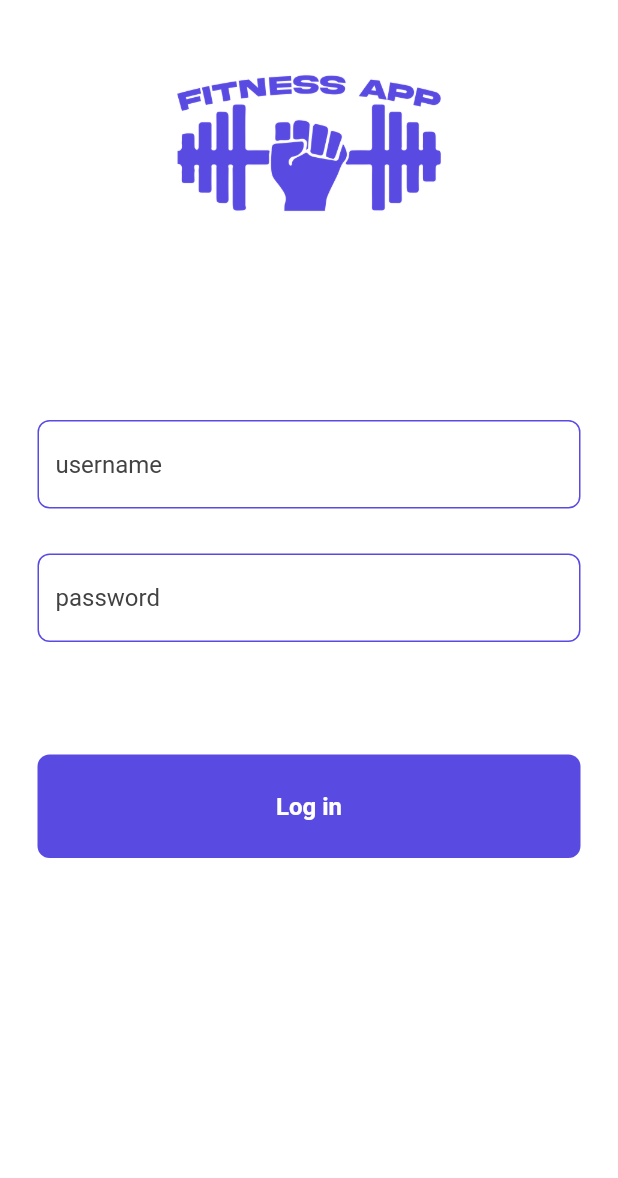
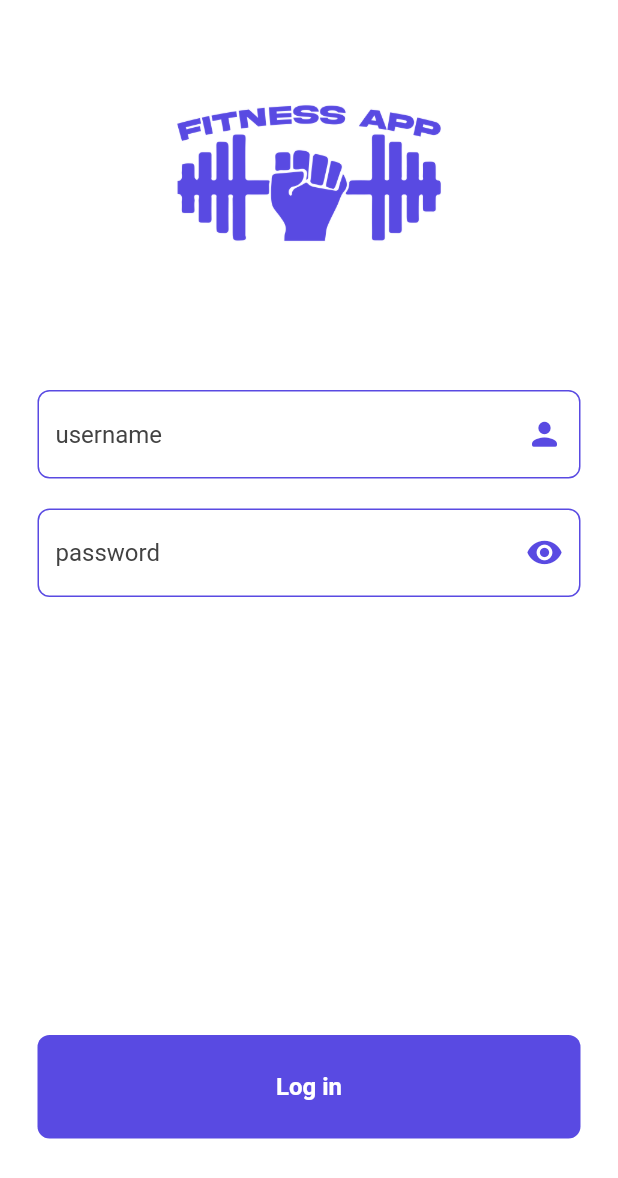
Before and after one commit to rakosalam/gymapp, a Flutter app: the LoginPage screen opened directly, on a phone screen of 412 x 824 dp. Shown: the top 1178 px of the screen. Run offline on Flutter 3.47's test engine with Material 2 defaults, Android fonts, the light colour scheme and no system bars; our stand-ins replace awesome_snackbar_content, barcode_widget, dio, get, google_nav_bar, image_picker and 1 more; accounts and stored records are empty; network calls fail.

Commit message:
updated some stuff

```diff
--- a/lib/Config/dataconverter.dart
+++ b/lib/Config/dataconverter.dart
@@ -6,4 +6,5 @@ DateTime? strToDate(String date, DateFormat format) {
   } catch (e) {
     return null;
   }
+  return null;
 }
--- a/lib/Pages/loginPage.dart
+++ b/lib/Pages/loginPage.dart
@@ -1,8 +1,7 @@
 import 'dart:convert';
-import 'package:go_router/go_router.dart';
+import 'dart:math';
 import 'package:gymapp/Pages/main_page.dart';
 import 'package:gymapp/models/ResultModel.dart';
-import 'package:flutter/cupertino.dart';
 import 'package:flutter/material.dart';
 import 'package:gymapp/Config/Colorcfg.dart';
 import 'package:provider/provider.dart';
@@ -12,7 +11,7 @@ import '../component/textfield.dart';
 import '../provider/provider.dart';
 
 class LoginPage extends StatefulWidget {
-  LoginPage({super.key});
+  const LoginPage({super.key});
 
   @override
   State<LoginPage> createState() => _LoginPageState();
@@ -27,6 +26,7 @@ class _LoginPageState extends State<LoginPage> {
   ResultModel? result;
   late final SnackBar _snack = MySnackBars.getFailureSnackBar(result!.message!);
 
+  @override
   void initState() {
     super.initState();
     _provider = Provider.of<DataProvider>(context, listen: false);
@@ -36,18 +36,20 @@ class _LoginPageState extends State<LoginPage> {
     String uname = usernamecontroller.text;
     String password = passwordcontroller.text;
     var res = await _provider.login(uname, password);
+    // ignore: avoid_print
     print(res.data);
     if (res.statusCode == 200) {
       result = ResultModel.fromJson(jsonDecode(res.data));
 
-      print(result!.result);
       if (result!.result! == 1) {
+        // ignore: use_build_context_synchronously
         Navigator.push(context, MaterialPageRoute(builder: (context) {
           return MainPage(id: result!.id!);
         }));
       }
     } else {
-      print(res.statusCode.toString() + 'lol nigger');
+      // ignore: avoid_print
+      print(res.statusCode.toString());
     }
   }
 
@@ -61,51 +63,59 @@ class _LoginPageState extends State<LoginPage> {
         backgroundColor: white,
         body: SafeArea(
           child: SingleChildScrollView(
-            physics: BouncingScrollPhysics(),
+            physics: const BouncingScrollPhysics(),
             child: SizedBox(
+              height: MediaQuery.of(context).size.height,
               child: Column(
                 mainAxisAlignment: MainAxisAlignment.center,
                 children: [
-                  SizedBox(
-                    height: 30,
+                  const SizedBox(
+                    height: 50,
                   ),
 
                   ///logo
-                  Container(
+                  const SizedBox(
                     height: 150,
-                      child: Image(image: AssetImage('assets/logo.png'))),
-
-                  //
-
-                  SizedBox(
-                    height: 100,
-                  ),
-                  Padding(
-                    padding: const EdgeInsets.symmetric(horizontal: 25.0),
-                    child:
-                        TextFieldWidget(usernamecontroller, false, 'username'),
+                    child: Image(image: AssetImage('assets/logo.png')),
                   ),
 
-                  SizedBox(
-                    height: 30,
+                  Padding(
+                    padding: const EdgeInsets.only(
+                        top: 60, left: 25, right: 25, bottom: 10),
+                    child: TextFieldWidget(context,
+                        controller: usernamecontroller,
+                        ispassword: false,
+                        hint: 'username',
+                        icon: Icons.person_rounded),
                   ),
+
                   Padding(
-                      padding: const EdgeInsets.symmetric(horizontal: 25.0),
-                      child: TextFieldWidget(
-                          passwordcontroller, true, 'password')),
-
-                  SizedBox(
-                    height: 50,
+                    padding: const EdgeInsets.symmetric(
+                      horizontal: 25.0,
+                      vertical: 10.0,
                     ),
-                  GestureDetector(
+                    child: TextFieldWidget(context,
+                        controller: passwordcontroller,
+                        ispassword: true,
+                        hint: 'password'),
+                  ),
+                  const Spacer(),
+                  Container(
+                    margin: const EdgeInsets.only(bottom: 40),
+                    child: Align(
+                      alignment: Alignment.bottomCenter,
+                      child: GestureDetector(
                         onTap: () async {
                           await loginfunc();
                           if (result!.result == 0) {
+                            // ignore: use_build_context_synchronously
                             ScaffoldMessenger.of(context).showSnackBar(_snack);
                           }
                         },
                         child: container_button('Log in', primery, white),
-                  )
+                      ),
+                    ),
+                  ),
 
                   ///
                   /// button
--- a/lib/Pages/main_page.dart
+++ b/lib/Pages/main_page.dart
@@ -184,6 +184,7 @@ class _MainPageState extends State<MainPage> {
     );
   }
 
+  // ignore: non_constant_identifier_names
   Column HomePage(BuildContext context) {
     return Column(
       children: [
@@ -217,7 +218,7 @@ class _MainPageState extends State<MainPage> {
                   child: Text(
                     result == null
                         ? "name"
-                        : result!.cusFname! + ' ' + result!.cusLname!,
+                        : '${result!.cusFname!} ${result!.cusLname!}',
                     style: TextStyle(
                         color: Dark, fontSize: 18, fontWeight: FontWeight.bold),
                   ),
--- a/lib/component/textfield.dart
+++ b/lib/component/textfield.dart
@@ -1,14 +1,40 @@
 import 'package:flutter/material.dart';
-
+import 'package:gymapp/provider/Uiprovider.dart';
+import 'package:provider/provider.dart';
 import '../Config/Colorcfg.dart';
 
-Widget TextFieldWidget(
-    TextEditingController controller, bool ispassowrd, String hint) {
+Widget TextFieldWidget(BuildContext context,
+    {TextEditingController? controller,
+    bool ispassword = false,
+    String? hint,
+    IconData icon = Icons.abc}) {
+  late final uiprovider = Provider.of<Uiprovider>(context, listen: false);
+
+  GestureDetector gesture(bool b, IconData icon) => GestureDetector(
+        onTap: () {
+          uiprovider.setshowpassword(!b);
+        },
+        child: Icon(
+          icon,
+          color: primery,
+          size: 25,
+        ),
+      );
+
+  return Selector<Uiprovider, bool>(
+    selector: (context, uiprovider) =>
+        ispassword ? uiprovider.showpassword : false,
+    builder: (context, showpassword, child) {
       return TextField(
         controller: controller,
-    obscureText: ispassowrd,
+        obscureText: showpassword,
         decoration: InputDecoration(
           hintText: hint,
+          suffixIcon: ispassword
+              ? showpassword
+                  ? gesture(showpassword, Icons.visibility_rounded)
+                  : gesture(showpassword, Icons.visibility_off_rounded)
+              : gesture(false, icon),
           hintStyle: TextStyle(color: Dark),
           enabledBorder: OutlineInputBorder(
             borderRadius: BorderRadius.circular(8),
@@ -20,4 +46,6 @@ Widget TextFieldWidget(
           ),
         ),
       );
+    },
+  );
 }
--- a/lib/utils/urls.dart
+++ b/lib/utils/urls.dart
@@ -1,2 +1,2 @@
 const String apiurl = 'https://192.168.1.70:45455/api/';
-const String homeurl = 'https://26.47.3.2:45456/api/';
+const String homeurl = 'https://192.168.1.55:45455/api/';
```
Also changed, not shown: lib/Pages/updatepassword.dart (+27 -7 lines), lib/main.dart (+8 -12 lines), lib/provider/Uiprovider.dart (added, +16 -0 lines). Lines whose indentation alone changed are shown as unchanged.
